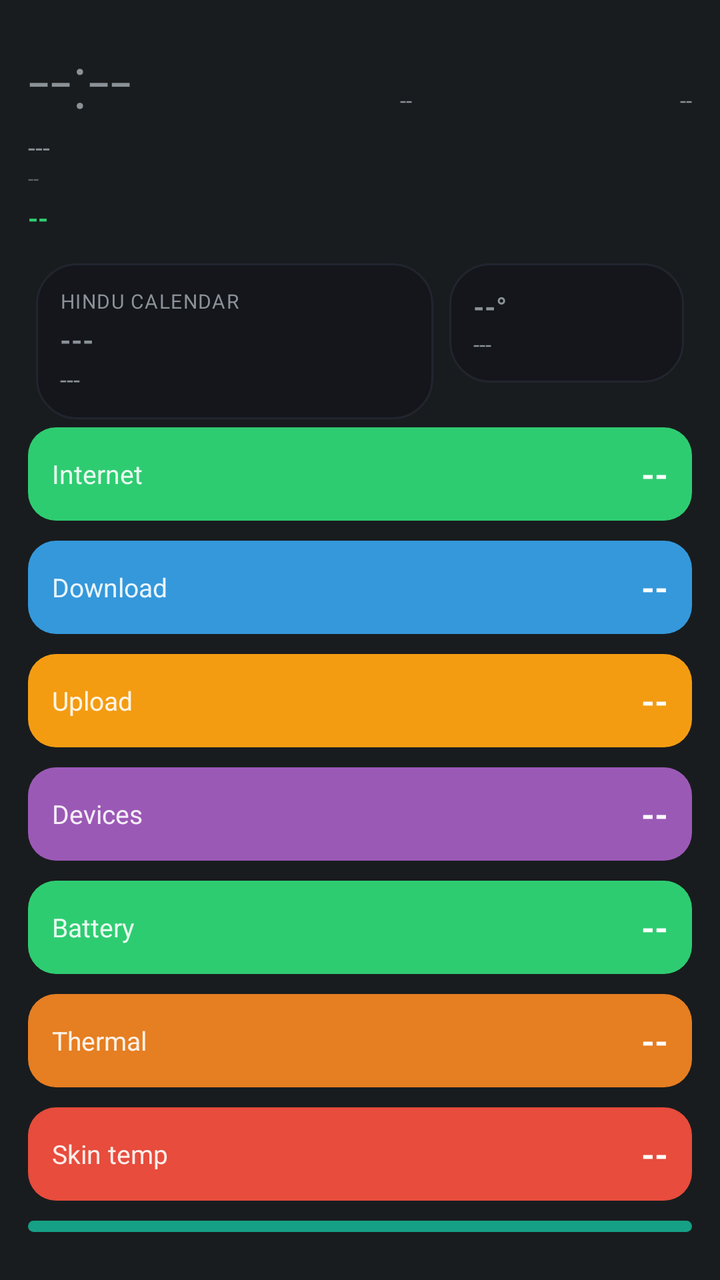
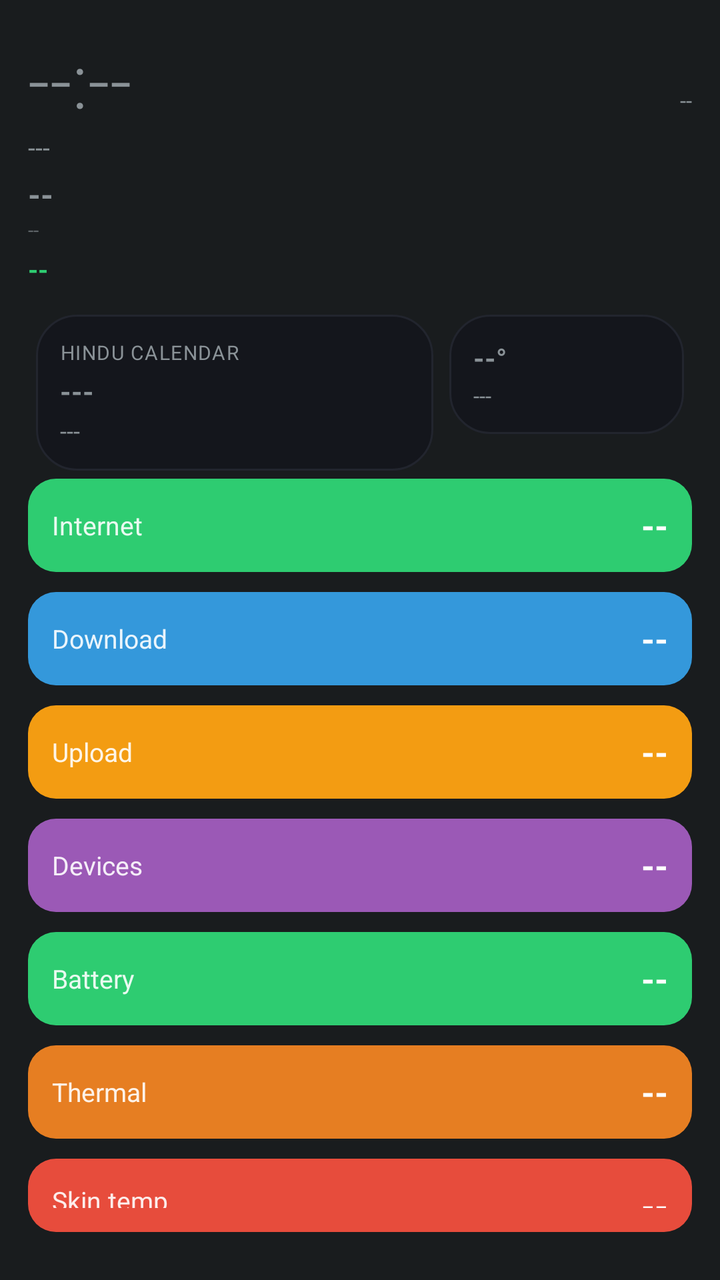

The first picture is an Android layout as it rendered before a commit; the second is the same layout after the commit. The layout source and the unified diff follow.
<!-- AndroidManifest.xml: application theme android:Theme.DeviceDefault.NoActionBar -->
<!-- res/layout/aod_layout_oneui_info.xml -->
<?xml version="1.0" encoding="utf-8"?>
<LinearLayout xmlns:android="http://schemas.android.com/apk/res/android"
    android:id="@+id/bg_root"
    android:layout_width="match_parent"
    android:layout_height="match_parent"
    android:orientation="vertical"
    android:padding="14dp">

    <LinearLayout
        android:layout_width="match_parent"
        android:layout_height="wrap_content"
        android:orientation="horizontal">
        <TextView android:id="@+id/clock" android:layout_width="wrap_content" android:layout_height="wrap_content"
            android:textSize="38sp" android:fontFamily="sans-serif-light" android:text="--:--" />
        <TextView android:id="@+id/net_type_badge" android:layout_width="0dp" android:layout_height="wrap_content" android:layout_weight="1"
            android:layout_gravity="top" android:gravity="end" android:textSize="11sp" android:text="--" />
        <TextView android:id="@+id/akd_badge" android:layout_width="0dp" android:layout_height="wrap_content" android:layout_weight="1"
            android:layout_gravity="top" android:gravity="end" android:textSize="11sp" android:text="--" />
    </LinearLayout>
    <TextView android:id="@+id/date" android:layout_width="wrap_content" android:layout_height="wrap_content" android:textSize="13sp" android:text="---" />
    <TextView android:id="@+id/perf_badge" android:layout_width="wrap_content" android:layout_height="wrap_content" android:textSize="10sp" android:alpha="0.6" android:text="--" />
    <TextView android:id="@+id/health_badge" android:layout_width="wrap_content" android:layout_height="wrap_content" android:layout_marginTop="4dp"
        android:textAllCaps="true" android:textStyle="bold" android:textSize="13sp" android:textColor="#2ecc71" android:text="--" />
    <TextView android:id="@+id/muhurat_badge" android:layout_width="wrap_content" android:layout_height="wrap_content" android:textSize="11sp" android:textStyle="bold" android:visibility="gone" android:text="--" />

    <LinearLayout android:layout_width="match_parent" android:layout_height="wrap_content" android:orientation="horizontal" android:layout_marginTop="10dp">
        <LinearLayout android:id="@+id/panchang_card" android:layout_width="0dp" android:layout_height="wrap_content" android:layout_weight="1.7" android:layout_margin="4dp"
            android:background="@drawable/bg_card" android:orientation="vertical" android:gravity="center_vertical" android:padding="12dp">
            <TextView android:id="@+id/panchang_header" android:layout_width="wrap_content" android:layout_height="wrap_content" android:textSize="10sp" android:textAllCaps="true" android:letterSpacing="0.05" android:text="Hindu calendar" />
            <TextView android:id="@+id/panchang_tithi" android:layout_width="match_parent" android:layout_height="wrap_content" android:layout_marginTop="3dp" android:textStyle="bold" android:maxLines="1" android:autoSizeTextType="uniform" android:autoSizeMinTextSize="13sp" android:autoSizeMaxTextSize="18sp" android:text="---" />
            <TextView android:id="@+id/panchang_nakshatra" android:layout_width="match_parent" android:layout_height="wrap_content" android:layout_marginTop="2dp" android:textSize="12sp" android:maxLines="1" android:ellipsize="end" android:text="---" />
        </LinearLayout>
        <LinearLayout android:id="@+id/weather_card" android:layout_width="0dp" android:layout_height="wrap_content" android:layout_weight="1" android:layout_margin="4dp"
            android:background="@drawable/bg_card" android:orientation="vertical" android:gravity="center_vertical" android:padding="12dp">
            <TextView android:id="@+id/weather_temp" android:layout_width="match_parent" android:layout_height="wrap_content" android:textStyle="bold" android:maxLines="1" android:autoSizeTextType="uniform" android:autoSizeMinTextSize="14sp" android:autoSizeMaxTextSize="20sp" android:text="--°" />
            <TextView android:id="@+id/weather_condition" android:layout_width="match_parent" android:layout_height="wrap_content" android:layout_marginTop="2dp" android:textSize="11sp" android:maxLines="2" android:text="---" />
        </LinearLayout>
    </LinearLayout>
    <LinearLayout android:id="@+id/row8" android:layout_width="match_parent" android:layout_height="wrap_content" android:orientation="horizontal"
        android:gravity="center_vertical" android:background="@drawable/aod_pill_bg" android:backgroundTint="#2ecc71" android:padding="12dp" android:layout_marginBottom="10dp">
        <TextView android:id="@+id/stat_label" android:layout_width="0dp" android:layout_weight="1" android:layout_height="wrap_content" android:textColor="#ffffff" android:alpha="0.9" android:textSize="13sp" android:text="Internet" />
        <TextView android:id="@+id/stat_value" android:layout_width="wrap_content" android:layout_height="wrap_content" android:textStyle="bold" android:textColor="#ffffff" android:textSize="17sp" android:text="--" />
    </LinearLayout>
    <LinearLayout android:id="@+id/row0" android:layout_width="match_parent" android:layout_height="wrap_content" android:orientation="horizontal"
        android:gravity="center_vertical" android:background="@drawable/aod_pill_bg" android:backgroundTint="#3498db" android:padding="12dp" android:layout_marginBottom="10dp">
        <TextView android:id="@+id/stat_label" android:layout_width="0dp" android:layout_weight="1" android:layout_height="wrap_content" android:textColor="#ffffff" android:alpha="0.9" android:textSize="13sp" android:text="Download" />
        <TextView android:id="@+id/stat_value" android:layout_width="wrap_content" android:layout_height="wrap_content" android:textStyle="bold" android:textColor="#ffffff" android:textSize="17sp" android:text="--" />
    </LinearLayout>
    <LinearLayout android:id="@+id/row1" android:layout_width="match_parent" android:layout_height="wrap_content" android:orientation="horizontal"
        android:gravity="center_vertical" android:background="@drawable/aod_pill_bg" android:backgroundTint="#f39c12" android:padding="12dp" android:layout_marginBottom="10dp">
        <TextView android:id="@+id/stat_label" android:layout_width="0dp" android:layout_weight="1" android:layout_height="wrap_content" android:textColor="#ffffff" android:alpha="0.9" android:textSize="13sp" android:text="Upload" />
        <TextView android:id="@+id/stat_value" android:layout_width="wrap_content" android:layout_height="wrap_content" android:textStyle="bold" android:textColor="#ffffff" android:textSize="17sp" android:text="--" />
    </LinearLayout>
    <LinearLayout android:id="@+id/row2" android:layout_width="match_parent" android:layout_height="wrap_content" android:orientation="horizontal"
        android:gravity="center_vertical" android:background="@drawable/aod_pill_bg" android:backgroundTint="#9b59b6" android:padding="12dp" android:layout_marginBottom="10dp">
        <TextView android:id="@+id/stat_label" android:layout_width="0dp" android:layout_weight="1" android:layout_height="wrap_content" android:textColor="#ffffff" android:alpha="0.9" android:textSize="13sp" android:text="Devices" />
        <TextView android:id="@+id/stat_value" android:layout_width="wrap_content" android:layout_height="wrap_content" android:textStyle="bold" android:textColor="#ffffff" android:textSize="17sp" android:text="--" />
    </LinearLayout>
    <LinearLayout android:id="@+id/row4" android:layout_width="match_parent" android:layout_height="wrap_content" android:orientation="horizontal"
        android:gravity="center_vertical" android:background="@drawable/aod_pill_bg" android:backgroundTint="#2ecc71" android:padding="12dp" android:layout_marginBottom="10dp">
        <TextView android:id="@+id/stat_label" android:layout_width="0dp" android:layout_weight="1" android:layout_height="wrap_content" android:textColor="#ffffff" android:alpha="0.9" android:textSize="13sp" android:text="Battery" />
        <TextView android:id="@+id/stat_value" android:layout_width="wrap_content" android:layout_height="wrap_content" android:textStyle="bold" android:textColor="#ffffff" android:textSize="17sp" android:text="--" />
    </LinearLayout>
    <LinearLayout android:id="@+id/row5" android:layout_width="match_parent" android:layout_height="wrap_content" android:orientation="horizontal"
        android:gravity="center_vertical" android:background="@drawable/aod_pill_bg" android:backgroundTint="#e67e22" android:padding="12dp" android:layout_marginBottom="10dp">
        <TextView android:id="@+id/stat_label" android:layout_width="0dp" android:layout_weight="1" android:layout_height="wrap_content" android:textColor="#ffffff" android:alpha="0.9" android:textSize="13sp" android:text="Thermal" />
        <TextView android:id="@+id/stat_value" android:layout_width="wrap_content" android:layout_height="wrap_content" android:textStyle="bold" android:textColor="#ffffff" android:textSize="17sp" android:text="--" />
    </LinearLayout>
    <LinearLayout android:id="@+id/row6" android:layout_width="match_parent" android:layout_height="wrap_content" android:orientation="horizontal"
        android:gravity="center_vertical" android:background="@drawable/aod_pill_bg" android:backgroundTint="#e74c3c" android:padding="12dp" android:layout_marginBottom="10dp">
        <TextView android:id="@+id/stat_label" android:layout_width="0dp" android:layout_weight="1" android:layout_height="wrap_content" android:textColor="#ffffff" android:alpha="0.9" android:textSize="13sp" android:text="Skin temp" />
        <TextView android:id="@+id/stat_value" android:layout_width="wrap_content" android:layout_height="wrap_content" android:textStyle="bold" android:textColor="#ffffff" android:textSize="17sp" android:text="--" />
    </LinearLayout>
    <LinearLayout android:id="@+id/row3" android:layout_width="match_parent" android:layout_height="wrap_content" android:orientation="horizontal"
        android:gravity="center_vertical" android:background="@drawable/aod_pill_bg" android:backgroundTint="#16a085" android:padding="12dp" android:layout_marginBottom="10dp">
        <TextView android:id="@+id/stat_label" android:layout_width="0dp" android:layout_weight="1" android:layout_height="wrap_content" android:textColor="#ffffff" android:alpha="0.9" android:textSize="13sp" android:text="Total used" />
        <TextView android:id="@+id/stat_value" android:layout_width="wrap_content" android:layout_height="wrap_content" android:textStyle="bold" android:textColor="#ffffff" android:textSize="17sp" android:text="--" />
    </LinearLayout>
    <LinearLayout android:id="@+id/row7" android:layout_width="match_parent" android:layout_height="wrap_content" android:orientation="horizontal"
        android:gravity="center_vertical" android:background="@drawable/aod_pill_bg" android:backgroundTint="#e91e63" android:padding="12dp" android:layout_marginBottom="10dp">
        <TextView android:id="@+id/stat_label" android:layout_width="0dp" android:layout_weight="1" android:layout_height="wrap_content" android:textColor="#ffffff" android:alpha="0.9" android:textSize="13sp" android:text="SMS fwd" />
        <TextView android:id="@+id/stat_value" android:layout_width="wrap_content" android:layout_height="wrap_content" android:textStyle="bold" android:textColor="#ffffff" android:textSize="17sp" android:text="--" />
    </LinearLayout>
    <LinearLayout android:id="@+id/row9" android:layout_width="match_parent" android:layout_height="wrap_content" android:orientation="horizontal"
        android:gravity="center_vertical" android:background="@drawable/aod_pill_bg" android:backgroundTint="#00bcd4" android:padding="12dp">
        <TextView android:id="@+id/stat_label" android:layout_width="0dp" android:layout_weight="1" android:layout_height="wrap_content" android:textColor="#ffffff" android:alpha="0.9" android:textSize="13sp" android:text="Signal" />
        <TextView android:id="@+id/stat_value" android:layout_width="wrap_content" android:layout_height="wrap_content" android:textStyle="bold" android:textColor="#ffffff" android:textSize="17sp" android:text="--" />
    </LinearLayout>

</LinearLayout>
<!-- resources referenced by this layout -->
<resources>
  <!-- drawable aod_pill_bg (drawable) -->
  <?xml version="1.0" encoding="utf-8"?>
  <shape xmlns:android="http://schemas.android.com/apk/res/android">
      <solid android:color="#ffffff" />
      <corners android:radius="14dp" />
  </shape>
  <!-- drawable bg_card (drawable) -->
  <?xml version="1.0" encoding="utf-8"?>
  <shape xmlns:android="http://schemas.android.com/apk/res/android">
      <solid android:color="#14161C" />
      <corners android:radius="20dp" />
      <stroke android:width="1dp" android:color="#22252E" />
  </shape>
</resources>

<!-- the commit's change to res/layout/aod_layout_oneui_info.xml (unified diff, before → after) -->
@@ -14,10 +14,9 @@
             android:textSize="38sp" android:fontFamily="sans-serif-light" android:text="--:--" />
         <TextView android:id="@+id/net_type_badge" android:layout_width="0dp" android:layout_height="wrap_content" android:layout_weight="1"
             android:layout_gravity="top" android:gravity="end" android:textSize="11sp" android:text="--" />
-        <TextView android:id="@+id/akd_badge" android:layout_width="0dp" android:layout_height="wrap_content" android:layout_weight="1"
-            android:layout_gravity="top" android:gravity="end" android:textSize="11sp" android:text="--" />
-    </LinearLayout>
+        </LinearLayout>
     <TextView android:id="@+id/date" android:layout_width="wrap_content" android:layout_height="wrap_content" android:textSize="13sp" android:text="---" />
+<TextView android:id="@+id/akd_badge" android:layout_width="wrap_content" android:layout_height="wrap_content" android:layout_marginTop="4dp" android:textSize="16sp" android:textStyle="bold" android:text="--" />
     <TextView android:id="@+id/perf_badge" android:layout_width="wrap_content" android:layout_height="wrap_content" android:textSize="10sp" android:alpha="0.6" android:text="--" />
     <TextView android:id="@+id/health_badge" android:layout_width="wrap_content" android:layout_height="wrap_content" android:layout_marginTop="4dp"
         android:textAllCaps="true" android:textStyle="bold" android:textSize="13sp" android:textColor="#2ecc71" android:text="--" />
